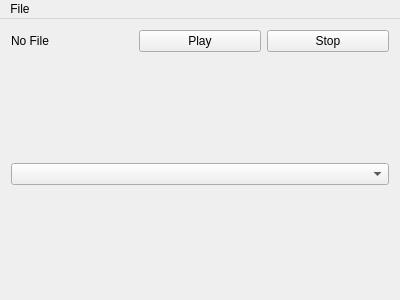
Old version of the form mainwindow.ui in the repository p-groarke/libAVPrototype.
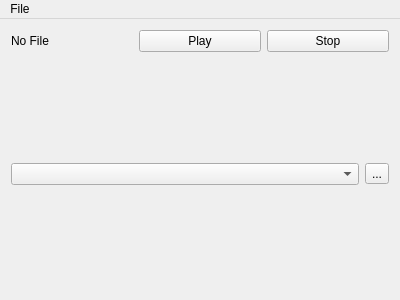
New version of the form.

```diff
--- a/mainwindow.ui
+++ b/mainwindow.ui
@@ -60,7 +60,22 @@
      </spacer>
     </item>
     <item>
-     <widget class="QComboBox" name="plugins"/>
+     <layout class="QHBoxLayout" name="horizontalLayout_2">
+      <item>
+       <widget class="QComboBox" name="plugins">
+        <property name="editable">
+         <bool>false</bool>
+        </property>
+       </widget>
+      </item>
+      <item>
+       <widget class="QToolButton" name="toolButton">
+        <property name="text">
+         <string>...</string>
+        </property>
+       </widget>
+      </item>
+     </layout>
     </item>
     <item>
      <spacer name="verticalSpacer">
```
